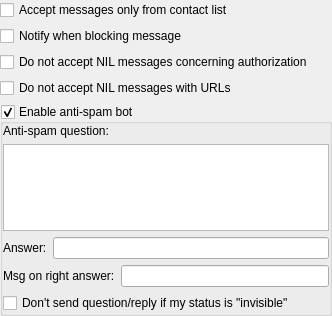
First picture: the form in src/antispam/antispamlayersettings.ui, repository Winand/mqutim, before the edit.
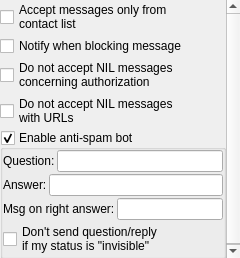
Second picture: the form after the edit.

The edit to the form file:
```diff
--- a/src/antispam/antispamlayersettings.ui
+++ b/src/antispam/antispamlayersettings.ui
@@ -6,8 +6,8 @@
    <rect>
     <x>0</x>
     <y>0</y>
-    <width>332</width>
-    <height>316</height>
+    <width>240</width>
+    <height>258</height>
    </rect>
   </property>
   <property name="windowTitle">
@@ -24,18 +24,22 @@
     <rect>
      <x>0</x>
      <y>0</y>
-     <width>332</width>
-     <height>316</height>
+     <width>240</width>
+     <height>258</height>
     </rect>
    </property>
    <layout class="QVBoxLayout" name="verticalLayout_2">
+    <property name="spacing">
+     <number>2</number>
+    </property>
     <property name="margin">
      <number>0</number>
     </property>
     <item>
      <widget class="QCheckBox" name="fromClBox">
       <property name="text">
-       <string>Accept messages only from contact list</string>
+       <string>Accept messages only from
+contact list</string>
       </property>
      </widget>
     </item>
@@ -49,14 +53,16 @@
     <item>
      <widget class="QCheckBox" name="authorizationBox">
       <property name="text">
-       <string>Do not accept NIL messages concerning authorization</string>
+       <string>Do not accept NIL messages
+concerning authorization</string>
       </property>
      </widget>
     </item>
     <item>
      <widget class="QCheckBox" name="urlBox">
       <property name="text">
-       <string>Do not accept NIL messages with URLs</string>
+       <string>Do not accept NIL messages
+with URLs</string>
       </property>
      </widget>
     </item>
@@ -74,34 +80,26 @@
       <property name="checked">
        <bool>true</bool>
       </property>
-      <layout class="QGridLayout" name="gridLayout">
+      <layout class="QVBoxLayout" name="verticalLayout_3">
+       <property name="spacing">
+        <number>2</number>
+       </property>
        <property name="margin">
         <number>0</number>
        </property>
-       <item row="0" column="0">
-        <layout class="QVBoxLayout" name="verticalLayout">
+       <item>
+        <layout class="QHBoxLayout" name="horizontalLayout_3">
          <item>
           <widget class="QLabel" name="label">
            <property name="text">
-            <string>Anti-spam question:</string>
+            <string>Question:</string>
            </property>
           </widget>
          </item>
          <item>
-          <widget class="QTextEdit" name="questionTextEdit">
-           <property name="sizePolicy">
-            <sizepolicy hsizetype="Preferred" vsizetype="Expanding">
-             <horstretch>0</horstretch>
-             <verstretch>0</verstretch>
-            </sizepolicy>
-           </property>
-           <property name="minimumSize">
-            <size>
-             <width>40</width>
-             <height>0</height>
-            </size>
-           </property>
-          </widget>
+          <widget class="QLineEdit" name="questionTextEdit"/>
+         </item>
+        </layout>
          </item>
          <item>
           <layout class="QHBoxLayout" name="horizontalLayout">
@@ -134,11 +132,10 @@
          <item>
           <widget class="QCheckBox" name="invisibleBox">
            <property name="text">
-            <string>Don't send question/reply if my status is &quot;invisible&quot;</string>
-           </property>
-          </widget>
-         </item>
-        </layout>
+          <string>Don't send question/reply
+if my status is &quot;invisible&quot;</string>
+         </property>
+        </widget>
        </item>
       </layout>
      </widget>
```
Lines whose indentation alone changed are shown as unchanged.
